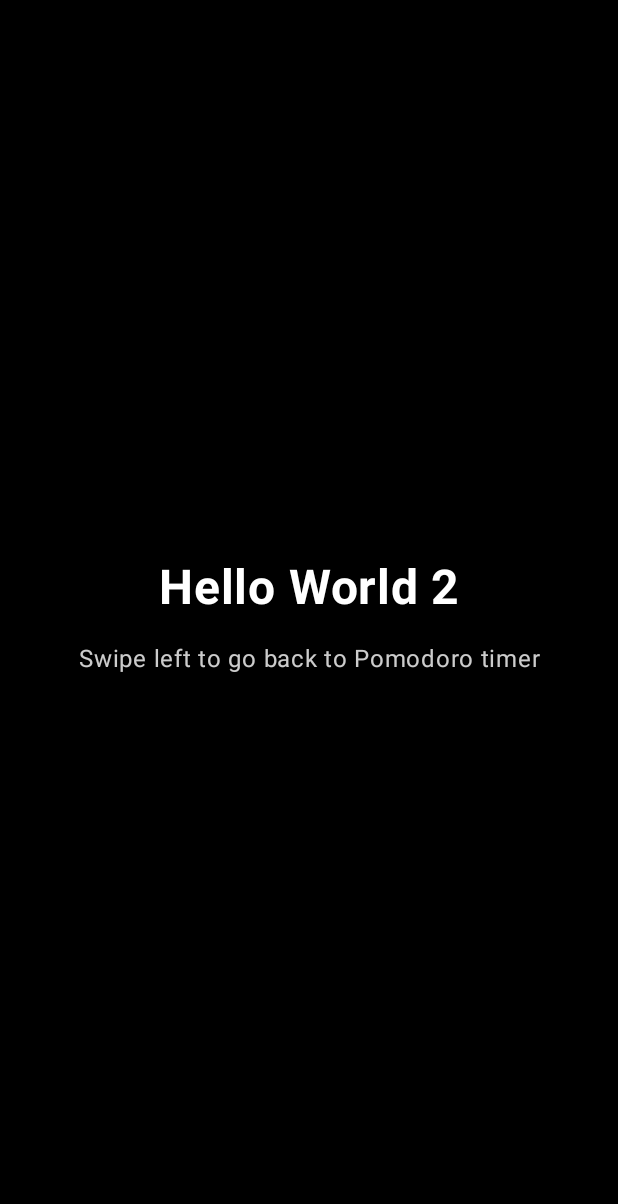
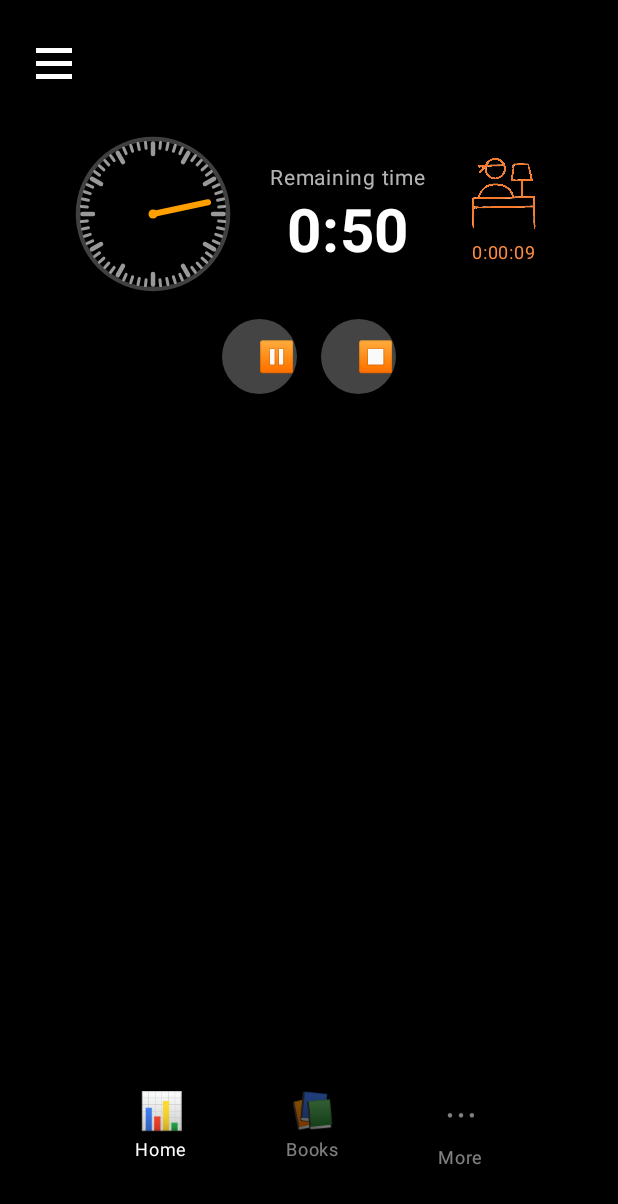
Before and after one commit to mkshaonexe/PVC-Perseverance, an Android app built with Jetpack Compose: the @Preview function Page2ScreenPreview, on a phone screen of 412 x 824 dp. Shown: the top 1204 px of the screen. Run offline under Robolectric (Android 15) with nearby library versions, the phone set to English and light mode, and no system bars.

Commit message:
add page 2

```diff
--- /dev/null
+++ b/app/src/main/java/com/perseverance/pvc/ui/components/AnalogClock.kt
@@ -0,0 +1,92 @@
+package com.perseverance.pvc.ui.components
+
+import androidx.compose.foundation.Canvas
+import androidx.compose.runtime.*
+import androidx.compose.ui.Modifier
+import androidx.compose.ui.geometry.Offset
+import androidx.compose.ui.graphics.Color
+import androidx.compose.ui.graphics.StrokeCap
+import androidx.compose.ui.graphics.drawscope.Stroke
+import androidx.compose.ui.graphics.drawscope.rotate
+import androidx.compose.ui.unit.dp
+import kotlinx.coroutines.delay
+
+@Composable
+fun AnalogClock(
+    modifier: Modifier = Modifier,
+    tickColor: Color = Color.White.copy(alpha = 0.6f),
+    handColor: Color = Color(0xFFFFA000) // amber-like
+) {
+    var seconds by remember { mutableStateOf(0) }
+
+    // Update the seconds every second based on system clock
+    LaunchedEffect(Unit) {
+        while (true) {
+            val now = System.currentTimeMillis()
+            seconds = ((now / 1000) % 60).toInt()
+            delay(1000)
+        }
+    }
+
+    Canvas(modifier = modifier) {
+        val diameter = size.minDimension
+        val radius = diameter / 2f
+
+        // Outer circle
+        drawCircle(
+            color = Color.White.copy(alpha = 0.25f),
+            radius = radius,
+            style = Stroke(width = 3.dp.toPx())
+        )
+
+        // Tick marks (60 small, with larger every 5 seconds)
+        val center = Offset(x = size.width / 2f, y = size.height / 2f)
+        repeat(60) { i ->
+            val angle = i * 6f // 360 / 60
+            val isMajor = i % 5 == 0
+            val tickLength = if (isMajor) radius * 0.14f else radius * 0.08f
+            val strokeWidth = if (isMajor) 3.dp.toPx() else 2.dp.toPx()
+
+            val start = Offset(
+                x = center.x,
+                y = center.y - radius + strokeWidth
+            )
+            val end = Offset(
+                x = center.x,
+                y = center.y - radius + strokeWidth + tickLength
+            )
+            rotate(degrees = angle, pivot = center) {
+                drawLine(
+                    color = tickColor,
+                    start = start,
+                    end = end,
+                    strokeWidth = strokeWidth,
+                    cap = StrokeCap.Round
+                )
+            }
+        }
+
+        // Second hand
+        val secondAngle = seconds * 6f
+        val handEnd = Offset(
+            x = center.x,
+            y = center.y - radius * 0.75f
+        )
+        rotate(degrees = secondAngle, pivot = center) {
+            drawLine(
+                color = handColor,
+                start = center,
+                end = handEnd,
+                strokeWidth = 4.dp.toPx(),
+                cap = StrokeCap.Round
+            )
+        }
+
+        // Center dot
+        drawCircle(
+            color = handColor,
+            radius = 3.dp.toPx(),
+            center = center
+        )
+    }
+}
--- a/app/src/main/java/com/perseverance/pvc/ui/screens/Page2Screen.kt
+++ b/app/src/main/java/com/perseverance/pvc/ui/screens/Page2Screen.kt
@@ -2,10 +2,15 @@ package com.perseverance.pvc.ui.screens
 
 import androidx.compose.foundation.background
 import androidx.compose.foundation.layout.*
+import androidx.compose.foundation.shape.CircleShape
+import androidx.compose.foundation.Image
+import androidx.compose.ui.res.painterResource
+import com.perseverance.pvc.R
 import androidx.compose.material3.*
 import androidx.compose.runtime.*
 import androidx.compose.ui.Alignment
 import androidx.compose.ui.Modifier
+import androidx.compose.ui.draw.clip
 import androidx.compose.ui.graphics.Color
 import androidx.compose.ui.text.font.FontWeight
 import androidx.compose.ui.text.style.TextAlign
@@ -14,6 +19,7 @@ import androidx.compose.ui.unit.dp
 import androidx.compose.ui.unit.sp
 import com.perseverance.pvc.ui.components.VideoBackground
 import com.perseverance.pvc.ui.theme.PerseverancePVCTheme
+import com.perseverance.pvc.ui.components.AnalogClock
 
 @Composable
 fun Page2Screen() {
@@ -38,25 +44,168 @@ fun Page2Screen() {
             modifier = Modifier
                 .fillMaxSize()
                 .padding(24.dp),
-            horizontalAlignment = Alignment.CenterHorizontally,
-            verticalArrangement = Arrangement.Center
+            horizontalAlignment = Alignment.CenterHorizontally
         ) {
-            Text(
-                text = "Hello World 2",
-                fontSize = 32.sp,
-                fontWeight = FontWeight.Bold,
-                color = Color.White,
-                textAlign = TextAlign.Center
-            )
+            // Hamburger menu (3 lines) in top left
+            Row(
+                modifier = Modifier.fillMaxWidth(),
+                horizontalArrangement = Arrangement.Start
+            ) {
+                Column(
+                    modifier = Modifier.padding(start = 0.dp, top = 8.dp)
+                ) {
+                    // First line
+                    Box(
+                        modifier = Modifier
+                            .width(24.dp)
+                            .height(3.dp)
+                            .background(Color.White)
+                    )
+                    Spacer(modifier = Modifier.height(5.dp))
+                    // Second line
+                    Box(
+                        modifier = Modifier
+                            .width(24.dp)
+                            .height(3.dp)
+                            .background(Color.White)
+                    )
+                    Spacer(modifier = Modifier.height(5.dp))
+                    // Third line
+                    Box(
+                        modifier = Modifier
+                            .width(24.dp)
+                            .height(3.dp)
+                            .background(Color.White)
+                    )
+                }
+            }
 
-            Spacer(modifier = Modifier.height(16.dp))
+            Spacer(modifier = Modifier.height(40.dp))
 
-            Text(
-                text = "Swipe left to go back to Pomodoro timer",
-                fontSize = 16.sp,
-                color = Color.White.copy(alpha = 0.8f),
-                textAlign = TextAlign.Center
-            )
+            // Timer section with circular clock and remaining time
+            Row(
+                modifier = Modifier.fillMaxWidth(),
+                horizontalArrangement = Arrangement.SpaceEvenly,
+                verticalAlignment = Alignment.CenterVertically
+            ) {
+                // Analog clock drawn in code
+                AnalogClock(
+                    modifier = Modifier.size(100.dp)
+                )
+
+                // Remaining time display
+                Column(
+                    horizontalAlignment = Alignment.CenterHorizontally
+                ) {
+                    Text(
+                        text = "Remaining time",
+                        fontSize = 14.sp,
+                        color = Color.White.copy(alpha = 0.7f)
+                    )
+                    Text(
+                        text = "0:50",
+                        fontSize = 40.sp,
+                        fontWeight = FontWeight.Bold,
+                        color = Color.White
+                    )
+                }
+
+                // Reference image on the right
+                Column(
+                    horizontalAlignment = Alignment.CenterHorizontally
+                ) {
+                    Image(
+                        painter = painterResource(id = R.drawable.hello_world_2_ref),
+                        contentDescription = "Reference icon",
+                        modifier = Modifier.size(48.dp)
+                    )
+                    Spacer(modifier = Modifier.height(4.dp))
+                    Text(
+                        text = "0:00:09",
+                        fontSize = 12.sp,
+                        color = Color(0xFFFF8C42)
+                    )
+                }
+            }
+
+            Spacer(modifier = Modifier.height(20.dp))
+
+            // Pause and Stop buttons
+            Row(
+                horizontalArrangement = Arrangement.spacedBy(16.dp)
+            ) {
+                Button(
+                    onClick = { },
+                    colors = ButtonDefaults.buttonColors(
+                        containerColor = Color.DarkGray
+                    ),
+                    modifier = Modifier.size(50.dp)
+                ) {
+                    Text("⏸", fontSize = 20.sp)
+                }
+                Button(
+                    onClick = { },
+                    colors = ButtonDefaults.buttonColors(
+                        containerColor = Color.DarkGray
+                    ),
+                    modifier = Modifier.size(50.dp)
+                ) {
+                    Text("⏹", fontSize = 20.sp)
+                }
+            }
+
+            Spacer(modifier = Modifier.weight(1f))
+
+            // Bottom navigation
+            Row(
+                modifier = Modifier
+                    .fillMaxWidth()
+                    .padding(bottom = 16.dp),
+                horizontalArrangement = Arrangement.SpaceEvenly
+            ) {
+                Column(
+                    horizontalAlignment = Alignment.CenterHorizontally
+                ) {
+                    Text(
+                        text = "📊",
+                        fontSize = 24.sp,
+                        color = Color.White
+                    )
+                    Text(
+                        text = "Home",
+                        fontSize = 12.sp,
+                        color = Color.White
+                    )
+                }
+                Column(
+                    horizontalAlignment = Alignment.CenterHorizontally
+                ) {
+                    Text(
+                        text = "📚",
+                        fontSize = 24.sp,
+                        color = Color.White.copy(alpha = 0.5f)
+                    )
+                    Text(
+                        text = "Books",
+                        fontSize = 12.sp,
+                        color = Color.White.copy(alpha = 0.5f)
+                    )
+                }
+                Column(
+                    horizontalAlignment = Alignment.CenterHorizontally
+                ) {
+                    Text(
+                        text = "⋯",
+                        fontSize = 24.sp,
+                        color = Color.White.copy(alpha = 0.5f)
+                    )
+                    Text(
+                        text = "More",
+                        fontSize = 12.sp,
+                        color = Color.White.copy(alpha = 0.5f)
+                    )
+                }
+            }
         }
     }
 }
```
Also changed, not shown: app/src/main/res/drawable/hello_world_2_ref.png (added), 1 other file.
